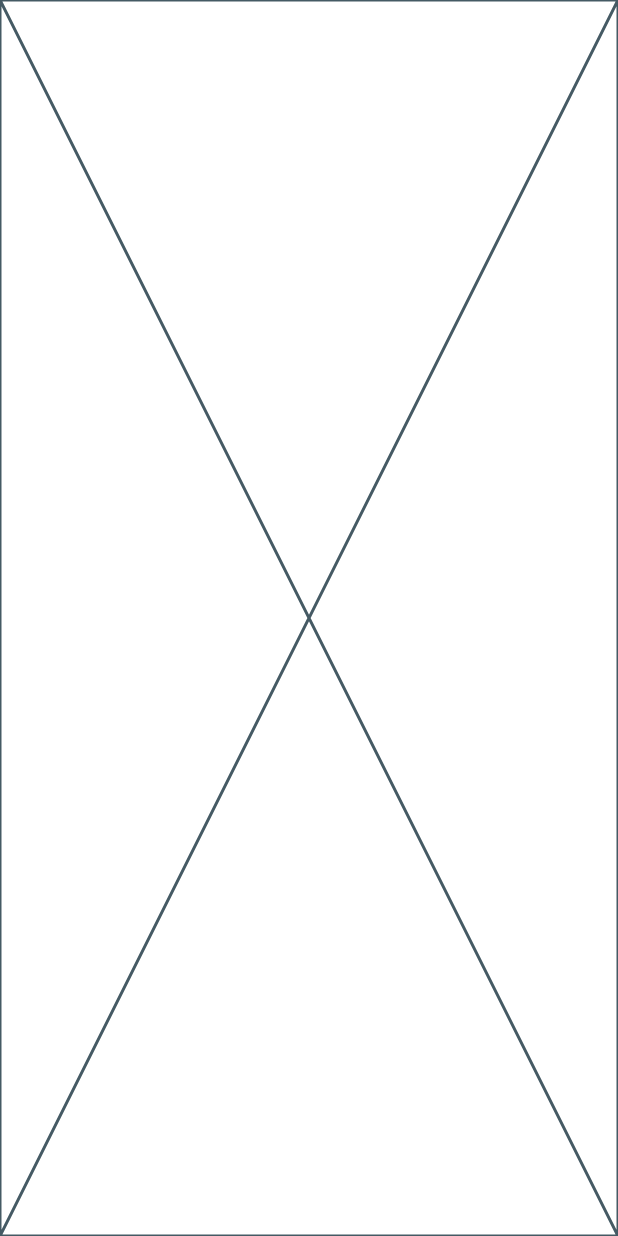
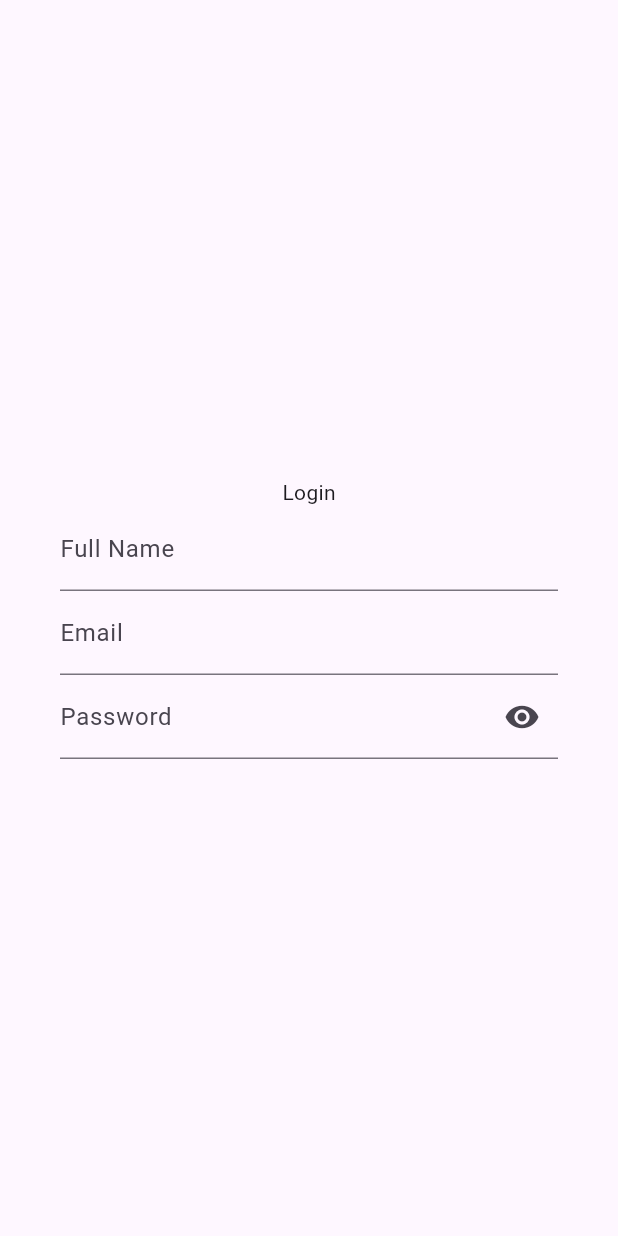
Before and after one commit to tanvirgeek/flutter_experiment, a Flutter app: the screen it shows after launch, on a phone screen of 412 x 824 dp. Run offline on Flutter 3.47's test engine with Material 3 defaults, Android fonts, the phone set to English and light mode, and no system bars.

Commit message:
Practice day 1

```diff
--- a/analysis_options.yaml
+++ b/analysis_options.yaml
@@ -23,6 +23,9 @@ linter:
   rules:
     # avoid_print: false  # Uncomment to disable the `avoid_print` rule
     # prefer_single_quotes: true  # Uncomment to enable the `prefer_single_quotes` rule
+    prefer_const_constructors: true
+    prefer_const_literals_to_create_immutables: true
+    prefer_const_declarations: true
 
 # Additional information about this file can be found at
 # https://dart.dev/guides/language/analysis-options
--- /dev/null
+++ b/lib/features/auth/presentation/screens/login_screen.dart
@@ -0,0 +1,45 @@
+import 'package:flutter/material.dart';
+import 'package:flutter_experiment/features/auth/presentation/widgets/auth_text_field.dart';
+
+class LoginScreen extends StatefulWidget {
+  const LoginScreen({super.key});
+
+  @override
+  State<LoginScreen> createState() => _LoginScreenState();
+}
+
+class _LoginScreenState extends State<LoginScreen> {
+  final _nameController = TextEditingController();
+
+  @override
+  void dispose() {
+    _nameController.dispose();
+    super.dispose();
+  }
+
+  @override
+  Widget build(BuildContext context) {
+    return Scaffold(
+      body: Padding(
+        padding: const EdgeInsetsGeometry.all(40),
+        child: Column(
+          mainAxisAlignment: .center,
+          children: [
+            const Text("Login"),
+            AuthTextField(controller: _nameController, label: "Full Name"),
+            AuthTextField(
+              controller: _nameController,
+              label: "Email",
+              keyboardType: .emailAddress,
+            ),
+            AuthTextField(
+              controller: _nameController,
+              label: "Password",
+              isPassword: true,
+            ),
+          ],
+        ),
+      ),
+    );
+  }
+}
--- /dev/null
+++ b/lib/features/auth/presentation/widgets/auth_text_field.dart
@@ -0,0 +1,48 @@
+import 'package:flutter/material.dart';
+
+class AuthTextField extends StatefulWidget {
+  final TextEditingController controller;
+  final String label;
+  final bool isPassword;
+  final TextInputType keyboardType;
+  final String? Function(String?)? validator;
+
+  const AuthTextField({
+    super.key,
+    required this.controller,
+    required this.label,
+    this.isPassword = false,
+    this.keyboardType = TextInputType.text,
+    this.validator,
+  });
+
+  @override
+  State<AuthTextField> createState() => _AuthTextFieldState();
+}
+
+class _AuthTextFieldState extends State<AuthTextField> {
+  bool _obscure = true;
+
+  @override
+  Widget build(BuildContext context) {
+    return TextFormField(
+      controller: widget.controller,
+      keyboardType: widget.keyboardType,
+      obscureText: widget.isPassword ? _obscure : false,
+      validator: widget.validator,
+      decoration: InputDecoration(
+        labelText: widget.label,
+        suffixIcon: widget.isPassword
+            ? IconButton(
+                onPressed: () {
+                  setState(() {
+                    _obscure = !_obscure;
+                  });
+                },
+                icon: Icon(_obscure ? Icons.visibility : Icons.visibility_off),
+              )
+            : null,
+      ),
+    );
+  }
+}
--- a/lib/main.dart
+++ b/lib/main.dart
@@ -1,4 +1,5 @@
 import 'package:flutter/material.dart';
+import 'package:flutter_experiment/features/auth/presentation/screens/login_screen.dart';
 
 void main() {
   runApp(const MyApp());
@@ -9,6 +10,9 @@ class MyApp extends StatelessWidget {
 
   @override
   Widget build(BuildContext context) {
-    return const Placeholder();
+    return const MaterialApp(
+      debugShowCheckedModeBanner: false,
+      home: LoginScreen(),
+    );
   }
 }
```
